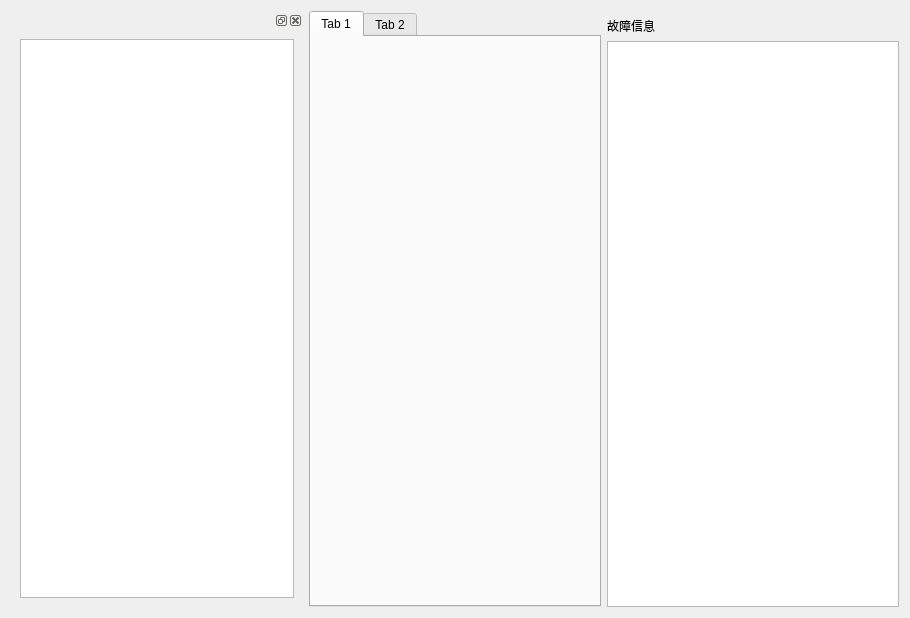
LiPYlpy/AutoTest, file autotest/telemetryform.ui: the form before one commit.
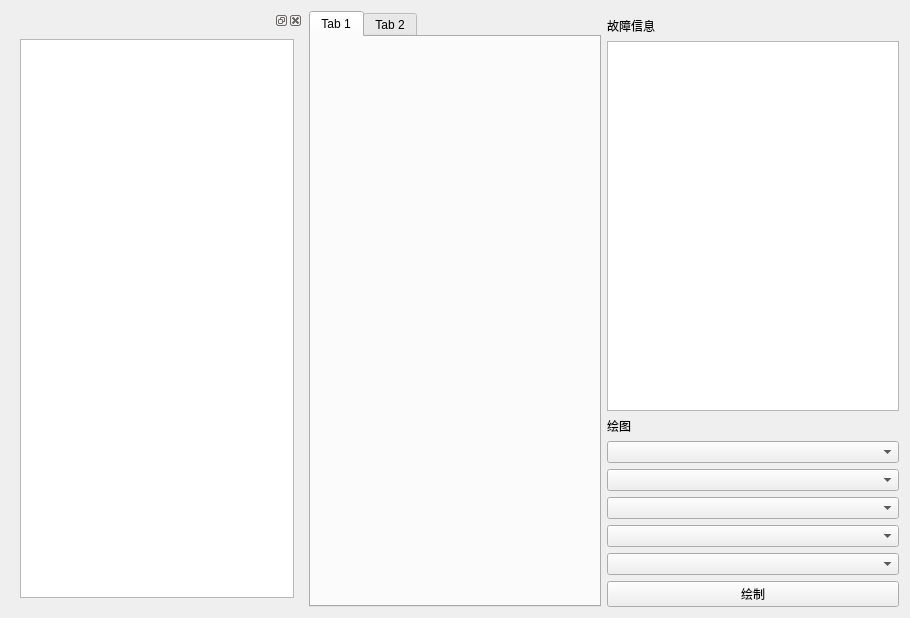
The form after the commit.

Commit message: 完成基本绘图，以及下拉框的搜索选择，图像显示未设置

```diff
--- a/autotest/telemetryform.ui
+++ b/autotest/telemetryform.ui
@@ -52,6 +52,35 @@
      <item>
       <widget class="QTextBrowser" name="errorText"/>
      </item>
+     <item>
+      <widget class="QLabel" name="label_2">
+       <property name="text">
+        <string>绘图</string>
+       </property>
+      </widget>
+     </item>
+     <item>
+      <widget class="QComboBox" name="comboBox_1"/>
+     </item>
+     <item>
+      <widget class="QComboBox" name="comboBox_2"/>
+     </item>
+     <item>
+      <widget class="QComboBox" name="comboBox_3"/>
+     </item>
+     <item>
+      <widget class="QComboBox" name="comboBox_4"/>
+     </item>
+     <item>
+      <widget class="QComboBox" name="comboBox_5"/>
+     </item>
+     <item>
+      <widget class="QPushButton" name="drawBtn">
+       <property name="text">
+        <string>绘制</string>
+       </property>
+      </widget>
+     </item>
     </layout>
    </item>
    <item row="0" column="1" rowspan="2">
```
Left out of the diff: 60 changed lines with no effect on the pictures. The commit also changes 9 other files.
